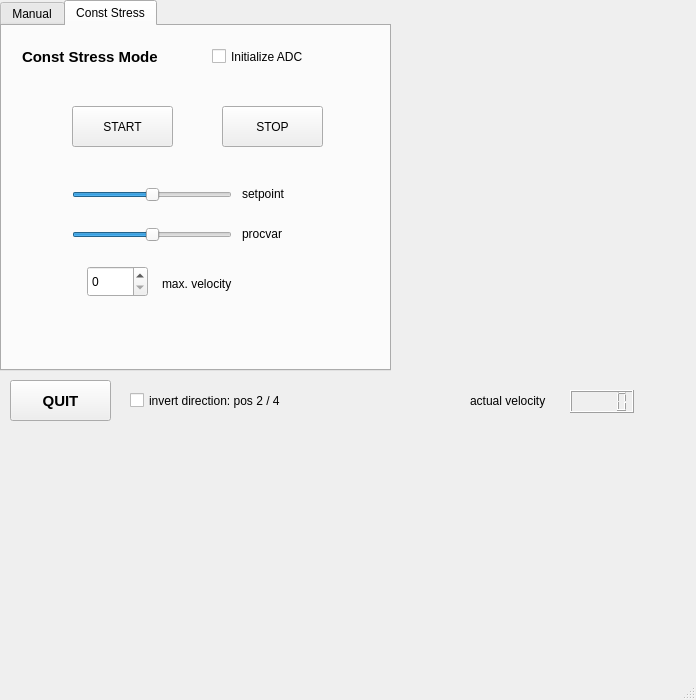
First picture: the form in src/modules/gui/main_window.ui, repository silandkyan/griggs_control, before the edit.
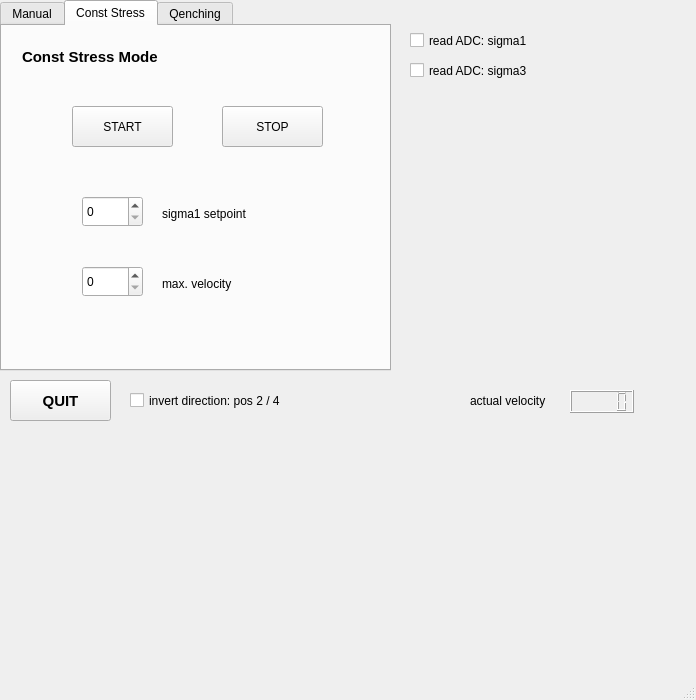
Second picture: the form after the edit. The open tabs and pages were chosen to show the change. Custom widgets are drawn as their Qt base class.

Commit message: add quenching tab; spinbox for setpoint entry

The edit to the form file:
```diff
--- a/src/modules/gui/main_window.ui
+++ b/src/modules/gui/main_window.ui
@@ -315,68 +315,17 @@
        <string>STOP</string>
       </property>
      </widget>
-     <widget class="QLabel" name="label_6">
-      <property name="geometry">
-       <rect>
-        <x>240</x>
-        <y>200</y>
-        <width>61</width>
-        <height>16</height>
-       </rect>
-      </property>
-      <property name="text">
-       <string>procvar</string>
-      </property>
-     </widget>
      <widget class="QLabel" name="label_5">
       <property name="geometry">
        <rect>
-        <x>240</x>
-        <y>160</y>
-        <width>61</width>
+        <x>160</x>
+        <y>180</y>
+        <width>111</width>
         <height>16</height>
        </rect>
       </property>
       <property name="text">
-       <string>setpoint</string>
-      </property>
-     </widget>
-     <widget class="QSlider" name="setpointSlider">
-      <property name="geometry">
-       <rect>
-        <x>70</x>
-        <y>160</y>
-        <width>160</width>
-        <height>17</height>
-       </rect>
-      </property>
-      <property name="minimum">
-       <number>-120</number>
-      </property>
-      <property name="maximum">
-       <number>120</number>
-      </property>
-      <property name="orientation">
-       <enum>Qt::Horizontal</enum>
-      </property>
-     </widget>
-     <widget class="QSlider" name="procvarSlider">
-      <property name="geometry">
-       <rect>
-        <x>70</x>
-        <y>200</y>
-        <width>160</width>
-        <height>17</height>
-       </rect>
-      </property>
-      <property name="minimum">
-       <number>-120</number>
-      </property>
-      <property name="maximum">
-       <number>120</number>
-      </property>
-      <property name="orientation">
-       <enum>Qt::Horizontal</enum>
+       <string>sigma1 setpoint</string>
       </property>
      </widget>
      <widget class="QLabel" name="label_11">
@@ -399,23 +348,10 @@
        <string>Const Stress Mode</string>
       </property>
      </widget>
-     <widget class="QCheckBox" name="initADC_box">
-      <property name="geometry">
-       <rect>
-        <x>210</x>
-        <y>20</y>
-        <width>111</width>
-        <height>21</height>
-       </rect>
-      </property>
-      <property name="text">
-       <string>Initialize ADC</string>
-      </property>
-     </widget>
      <widget class="QSpinBox" name="maxvel_spinBox">
       <property name="geometry">
        <rect>
-        <x>85</x>
+        <x>80</x>
         <y>240</y>
         <width>61</width>
         <height>31</height>
@@ -435,6 +371,90 @@
        <string>max. velocity</string>
       </property>
      </widget>
+     <widget class="QSpinBox" name="sigma1_SP_spinBox">
+      <property name="geometry">
+       <rect>
+        <x>80</x>
+        <y>170</y>
+        <width>61</width>
+        <height>31</height>
+       </rect>
+      </property>
+     </widget>
+    </widget>
+    <widget class="QWidget" name="tab_3">
+     <attribute name="title">
+      <string>Qenching</string>
+     </attribute>
+     <widget class="QPushButton" name="stopprofile_pushB_2">
+      <property name="geometry">
+       <rect>
+        <x>220</x>
+        <y>80</y>
+        <width>101</width>
+        <height>41</height>
+       </rect>
+      </property>
+      <property name="text">
+       <string>STOP</string>
+      </property>
+     </widget>
+     <widget class="QLabel" name="label_14">
+      <property name="geometry">
+       <rect>
+        <x>20</x>
+        <y>20</y>
+        <width>141</width>
+        <height>21</height>
+       </rect>
+      </property>
+      <property name="font">
+       <font>
+        <pointsize>11</pointsize>
+        <weight>75</weight>
+        <bold>true</bold>
+       </font>
+      </property>
+      <property name="text">
+       <string>Quenching Mode</string>
+      </property>
+     </widget>
+     <widget class="QSpinBox" name="dsigma_SP_spinBox">
+      <property name="geometry">
+       <rect>
+        <x>95</x>
+        <y>250</y>
+        <width>61</width>
+        <height>31</height>
+       </rect>
+      </property>
+     </widget>
+     <widget class="QPushButton" name="quench_start_pushB">
+      <property name="geometry">
+       <rect>
+        <x>70</x>
+        <y>80</y>
+        <width>101</width>
+        <height>41</height>
+       </rect>
+      </property>
+      <property name="text">
+       <string>START</string>
+      </property>
+     </widget>
+     <widget class="QLabel" name="label_6">
+      <property name="geometry">
+       <rect>
+        <x>180</x>
+        <y>260</y>
+        <width>111</width>
+        <height>16</height>
+       </rect>
+      </property>
+      <property name="text">
+       <string>dsigma setpoint</string>
+      </property>
+     </widget>
     </widget>
    </widget>
    <widget class="QCheckBox" name="invert_checkBox">
@@ -473,6 +493,32 @@
      <string>actual velocity</string>
     </property>
    </widget>
+   <widget class="QCheckBox" name="initADC_s1">
+    <property name="geometry">
+     <rect>
+      <x>410</x>
+      <y>30</y>
+      <width>151</width>
+      <height>21</height>
+     </rect>
+    </property>
+    <property name="text">
+     <string>read ADC: sigma1</string>
+    </property>
+   </widget>
+   <widget class="QCheckBox" name="initADC_s3">
+    <property name="geometry">
+     <rect>
+      <x>410</x>
+      <y>60</y>
+      <width>151</width>
+      <height>21</height>
+     </rect>
+    </property>
+    <property name="text">
+     <string>read ADC: sigma3</string>
+    </property>
+   </widget>
   </widget>
   <widget class="QMenuBar" name="menubar">
    <property name="geometry">
```
Left out of the diff: 2 changed lines with no effect on the pictures. The commit also changes 2 other files.
